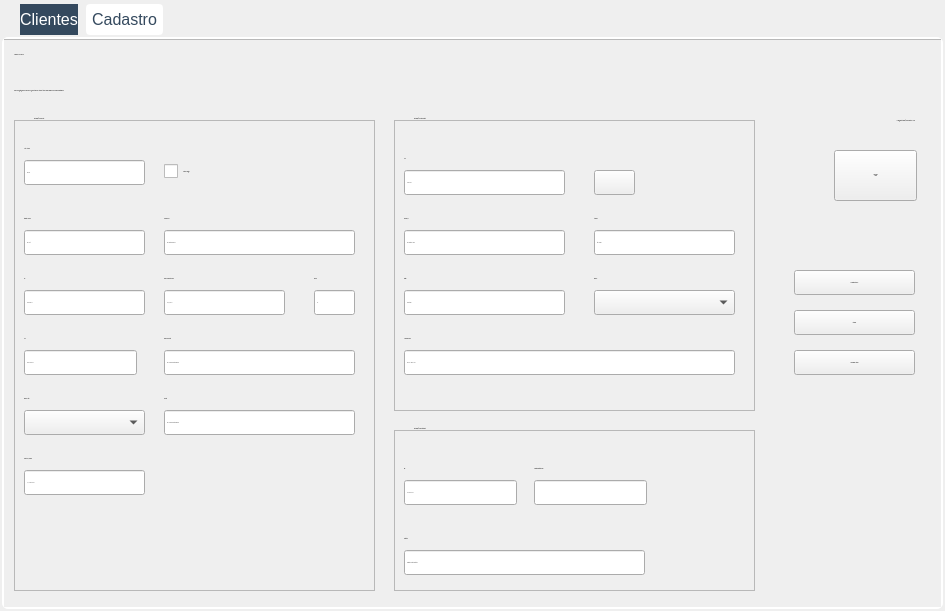
Before: the Qt Designer form Telas/UI/tabCliente.ui in newprev/PrevCliente, drawn with Qt 5.
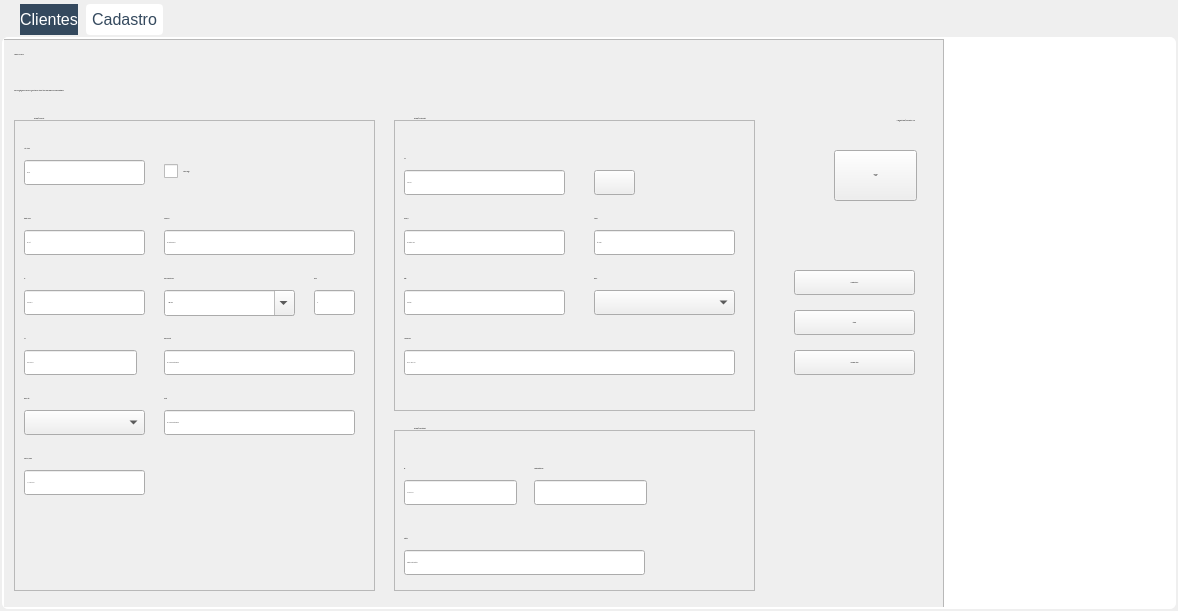
After: the same form once the commit is applied. The open tabs and pages were chosen to show the change. Icons and pictures are not drawn.

What changed in the file:
```diff
--- a/Telas/UI/tabCliente.ui
+++ b/Telas/UI/tabCliente.ui
@@ -6,7 +6,7 @@
    <rect>
     <x>0</x>
     <y>0</y>
-    <width>945</width>
+    <width>1178</width>
     <height>611</height>
    </rect>
   </property>
@@ -1296,19 +1296,6 @@
            <string>Idade</string>
           </property>
          </widget>
-         <widget class="QLineEdit" name="leDataNascimento">
-          <property name="geometry">
-           <rect>
-            <x>150</x>
-            <y>170</y>
-            <width>121</width>
-            <height>25</height>
-           </rect>
-          </property>
-          <property name="placeholderText">
-           <string>01/01/2001</string>
-          </property>
-         </widget>
          <widget class="QLabel" name="lbDataNascimento">
           <property name="geometry">
            <rect>
@@ -1322,6 +1309,19 @@
            <string>Data de Nascimento</string>
           </property>
          </widget>
+         <widget class="QDateEdit" name="dtNascimento">
+          <property name="geometry">
+           <rect>
+            <x>150</x>
+            <y>170</y>
+            <width>131</width>
+            <height>26</height>
+           </rect>
+          </property>
+          <property name="calendarPopup">
+           <bool>true</bool>
+          </property>
+         </widget>
         </widget>
         <widget class="QFrame" name="frInfoResidencial">
          <property name="geometry">
```
Left out of the diff: 25 changed lines with no effect on the pictures.
